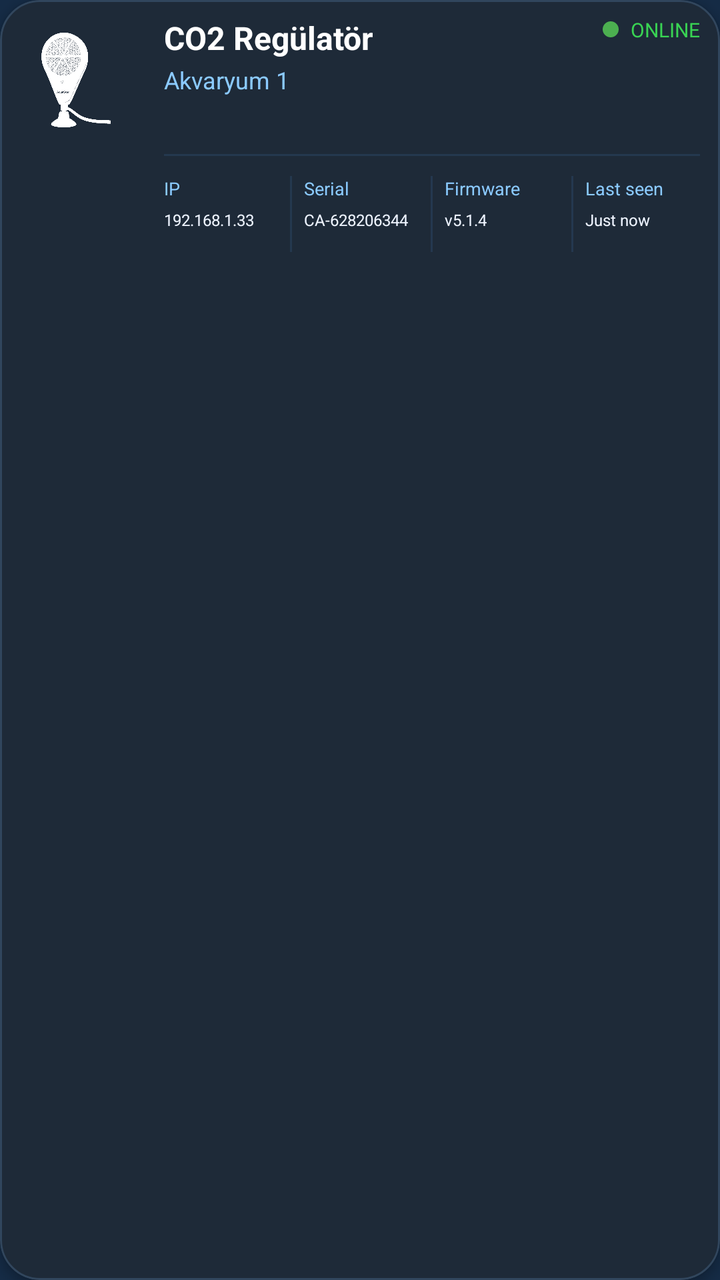
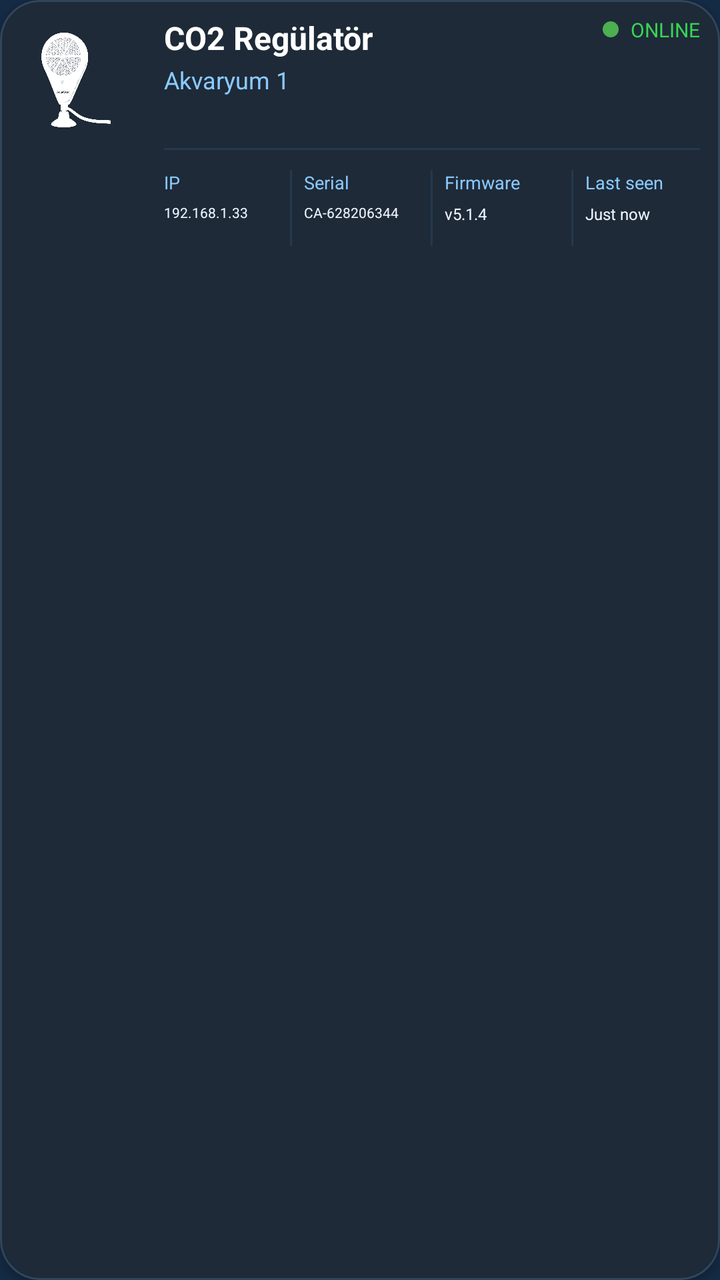

Screens rendered from an Android XML layout before and after an edit, with the pre-edit source and the edit as a unified diff.
<!-- AndroidManifest.xml: application theme AppTheme -->
<!-- res/layout/item_device_status.xml -->
<?xml version="1.0" encoding="utf-8"?>
<com.google.android.material.card.MaterialCardView
    xmlns:android="http://schemas.android.com/apk/res/android"
    xmlns:app="http://schemas.android.com/apk/res-auto"
    android:id="@+id/cardDevice"
    android:layout_width="match_parent"
    android:layout_height="wrap_content"
    android:layout_marginHorizontal="5dp"
    android:layout_marginVertical="8dp"
    android:backgroundTint="#1E2A38"
    app:cardCornerRadius="20dp"
    app:cardElevation="3dp"
    app:strokeWidth="1dp"
    app:strokeColor="#31465D"
    android:clickable="true"
    android:focusable="true"
    android:foreground="?attr/selectableItemBackground">

    <RelativeLayout
        android:layout_width="match_parent"
        android:layout_height="wrap_content"
		android:paddingStart="6dp"
        android:paddingTop="8dp"
        android:paddingEnd="10dp"
        android:paddingBottom="8dp">

        
        <ImageView
            android:id="@+id/ivDeviceIcon"
            android:layout_width="64dp"
            android:layout_height="64dp"
            android:src="@drawable/ic_device_aqua_ster"
            app:tint="@android:color/white"
            android:layout_alignParentStart="true"
            android:layout_alignParentTop="true" />

        
        <LinearLayout
            android:id="@+id/llDeviceInfo"
            android:layout_width="wrap_content"
            android:layout_height="wrap_content"
            android:orientation="vertical"
            android:layout_toEndOf="@id/ivDeviceIcon"
            android:layout_marginStart="12dp"
            android:layout_alignTop="@id/ivDeviceIcon">

            <TextView
                android:id="@+id/tvDeviceName"
                android:layout_width="wrap_content"
                android:layout_height="wrap_content"
                android:text="CO2 Regülatör"
                android:textColor="@android:color/white"
                android:textStyle="bold"
                android:textSize="16sp" />

            <TextView
                android:id="@+id/tvTankName"
                android:layout_width="wrap_content"
                android:layout_height="wrap_content"
                android:layout_marginTop="2dp"
                android:text="Akvaryum 1"
                android:textColor="#8BCAFF"
                android:textSize="12sp" />
        </LinearLayout>

        
        <LinearLayout
            android:id="@+id/llStatusContainer"
            android:layout_width="wrap_content"
            android:layout_height="wrap_content"
            android:orientation="horizontal"
            android:gravity="center_vertical"
            android:layout_alignParentEnd="true"
            android:layout_alignTop="@id/llDeviceInfo">

            <View
                android:id="@+id/viewStatusDot"
                android:layout_width="8dp"
                android:layout_height="8dp"
                android:background="@drawable/bg_online_dot" />

            <TextView
                android:id="@+id/tvStatus"
                android:layout_width="wrap_content"
                android:layout_height="wrap_content"
                android:layout_marginStart="6dp"
                android:text="ONLINE"
                android:textColor="#39D353"
                android:textSize="10sp"/>

            <ImageView
                android:id="@+id/ivAlarm"
                android:layout_width="16dp"
                android:layout_height="16dp"
                android:layout_marginStart="4dp"
                android:src="@drawable/ic_alarm_red"
                android:visibility="gone" />
        </LinearLayout>

        
        <View
            android:id="@+id/viewMetaTopDivider"
            android:layout_width="match_parent"
            android:layout_height="1dp"
            android:layout_below="@id/ivDeviceIcon"
            android:layout_marginTop="5dp"
            android:layout_toEndOf="@id/ivDeviceIcon"
            android:layout_marginStart="12dp"
            android:background="#24384F" />

        
        <LinearLayout
            android:id="@+id/llDeviceMeta"
            android:layout_width="match_parent"
            android:layout_height="wrap_content"
            android:layout_below="@id/viewMetaTopDivider"
            android:layout_toEndOf="@id/ivDeviceIcon"
            android:layout_marginStart="12dp"
            android:layout_marginTop="10dp"
            android:orientation="horizontal"
            android:weightSum="4">

            
            <LinearLayout
                android:layout_width="0dp"
                android:layout_height="wrap_content"
                android:layout_weight="1"
                android:orientation="vertical">

                <TextView
                    android:id="@+id/tvIpTitle"
                    android:layout_width="wrap_content"
                    android:layout_height="wrap_content"
                    android:text="IP"
                    android:textColor="#8BCAFF"
                    android:textSize="9sp" />

                <TextView
                    android:id="@+id/tvIp"
                    android:layout_width="wrap_content"
                    android:layout_height="wrap_content"
                    android:layout_marginTop="4dp"
                    android:text="192.168.1.33"
                    android:textColor="#EEF4FF"
                    android:textSize="8sp"
                    android:textStyle="normal" />
            </LinearLayout>

            
            <View
                android:layout_width="1dp"
                android:layout_height="38dp"
                android:layout_marginHorizontal="6dp"
                android:background="#24384F" />

            
            <LinearLayout
                android:layout_width="0dp"
                android:layout_height="wrap_content"
                android:layout_weight="1"
                android:orientation="vertical">

                <TextView
                    android:id="@+id/tvSerialTitle"
                    android:layout_width="wrap_content"
                    android:layout_height="wrap_content"
                    android:text="Serial"
                    android:textColor="#8BCAFF"
                    android:textSize="9sp" />

                <TextView
                    android:id="@+id/tvSerial"
                    android:layout_width="wrap_content"
                    android:layout_height="wrap_content"
                    android:layout_marginTop="4dp"
                    android:text="CA-628206344"
                    android:textColor="#EEF4FF"
                    android:textSize="8sp"
                    android:textStyle="normal" />
            </LinearLayout>

            
            <View
                android:layout_width="1dp"
                android:layout_height="38dp"
                android:layout_marginHorizontal="6dp"
                android:background="#24384F" />

            
            <LinearLayout
                android:layout_width="0dp"
                android:layout_height="wrap_content"
                android:layout_weight="1"
                android:orientation="vertical">

                <TextView
                    android:id="@+id/tvFirmwareTitle"
                    android:layout_width="wrap_content"
                    android:layout_height="wrap_content"
                    android:text="Firmware"
                    android:textColor="#8BCAFF"
                    android:textSize="9sp" />

                <TextView
                    android:id="@+id/tvFirmware"
                    android:layout_width="wrap_content"
                    android:layout_height="wrap_content"
                    android:layout_marginTop="4dp"
                    android:text="v5.1.4"
                    android:textColor="#EEF4FF"
                    android:textSize="8sp"
                    android:textStyle="normal" />
            </LinearLayout>

            
            <View
                android:layout_width="1dp"
                android:layout_height="38dp"
                android:layout_marginHorizontal="6dp"
                android:background="#24384F" />

            
            <LinearLayout
                android:layout_width="0dp"
                android:layout_height="wrap_content"
                android:layout_weight="1"
                android:orientation="vertical">

                <TextView
                    android:id="@+id/tvLastSeenTitle"
                    android:layout_width="wrap_content"
                    android:layout_height="wrap_content"
                    android:text="Last seen"
                    android:textColor="#8BCAFF"
                    android:textSize="9sp" />

                <TextView
                    android:id="@+id/tvLastSeen"
                    android:layout_width="wrap_content"
                    android:layout_height="wrap_content"
                    android:layout_marginTop="4dp"
                    android:text="Just now"
                    android:textColor="#EEF4FF"
                    android:textSize="8sp"
                    android:textStyle="normal" />
            </LinearLayout>

        </LinearLayout>

    </RelativeLayout>
</com.google.android.material.card.MaterialCardView>
<!-- resources referenced by this layout -->
<resources>
  <!-- drawable bg_online_dot (drawable) -->
  <?xml version="1.0" encoding="utf-8"?>
  <shape xmlns:android="http://schemas.android.com/apk/res/android"
      android:shape="oval">
  
      <size
          android:width="8dp"
          android:height="8dp" />
  
      <solid android:color="#4CAF50"/>
  
  </shape>
  <!-- drawable ic_alarm_red (drawable) -->
  <vector xmlns:android="http://schemas.android.com/apk/res/android"
      android:width="20dp"
      android:height="20dp"
      android:viewportWidth="24"
      android:viewportHeight="24">
      <path
          android:fillColor="#FF3B30"
          android:pathData="M12,2C6.48,2 2,6.48 2,12s4.48,10 10,10 10,-4.48 10,-10S17.52,2 12,2zM13,17h-2v-2h2v2zM13,13h-2V7h2v6z"/>
  </vector>
  <!-- drawable ic_device_aqua_ster: png bitmap (drawable, 389859 bytes) -->
  <style name="AppTheme" parent="Theme.Material3.DayNight.NoActionBar">
  
          
          <item name="colorPrimary">@color/md_theme_light_primary</item>
          <item name="colorOnPrimary">@color/md_theme_light_onPrimary</item>
          <item name="colorSecondary">@color/md_theme_light_secondary</item>
          <item name="colorOnSecondary">@color/md_theme_light_onSecondary</item>
  
          
          <item name="android:colorBackground">@color/md_theme_light_background</item>
          <item name="colorSurface">@color/md_theme_light_surface</item>
          <item name="colorOnSurface">@color/md_theme_light_onSurface</item>
  
          
          <item name="colorSurfaceVariant">@color/md_theme_light_surfaceVariant</item>
          <item name="colorOnSurfaceVariant">@color/md_theme_light_onSurfaceVariant</item>
          <item name="colorOutline">@color/md_theme_light_outline</item>
          <item name="colorOutlineVariant">@color/md_theme_light_outlineVariant</item>
          <item name="colorError">@color/md_theme_light_error</item>
          <item name="colorOnError">@color/md_theme_light_onError</item>
  
          
          <item name="android:statusBarColor">@android:color/transparent</item>
          <item name="android:navigationBarColor">@android:color/black</item>
  
          
          <item name="android:windowLightStatusBar">true</item>
          <item name="android:windowLightNavigationBar">true</item>
  
          
          <item name="windowActionBar">false</item>
          <item name="android:windowNoTitle">true</item>
      </style>
  <color name="md_theme_light_primary">#2196F3</color>
  <color name="md_theme_light_onPrimary">#FFFFFF</color>
  <color name="md_theme_light_secondary">#4A6363</color>
  <color name="md_theme_light_onSecondary">#FFFFFF</color>
  <color name="md_theme_light_background">#152B45</color>
  <color name="md_theme_light_surface">#152B45</color>
  <color name="md_theme_light_onSurface">#E0E6ED</color>
  <color name="md_theme_light_surfaceVariant">#233042</color>
  <color name="md_theme_light_onSurfaceVariant">#5C6B75</color>
  <color name="md_theme_light_outline">#455A64</color>
  <color name="md_theme_light_outlineVariant">#37474F</color>
  <color name="md_theme_light_error">#D32F2F</color>
  <color name="md_theme_light_onError">#FFFFFF</color>
</resources>

<!-- the commit's change to res/layout/item_device_status.xml (unified diff, before → after) -->
@@ -103,7 +103,7 @@
             android:layout_width="match_parent"
             android:layout_height="1dp"
             android:layout_below="@id/ivDeviceIcon"
-            android:layout_marginTop="5dp"
+            android:layout_marginTop="2dp"
             android:layout_toEndOf="@id/ivDeviceIcon"
             android:layout_marginStart="12dp"
             android:background="#24384F" />
@@ -142,7 +142,7 @@
                     android:layout_marginTop="4dp"
                     android:text="192.168.1.33"
                     android:textColor="#EEF4FF"
-                    android:textSize="8sp"
+                    android:textSize="7sp"
                     android:textStyle="normal" />
             </LinearLayout>
 
@@ -175,7 +175,7 @@
                     android:layout_marginTop="4dp"
                     android:text="CA-628206344"
                     android:textColor="#EEF4FF"
-                    android:textSize="8sp"
+                    android:textSize="7sp"
                     android:textStyle="normal" />
             </LinearLayout>
 
